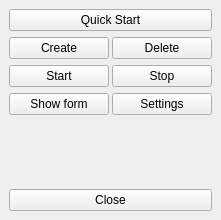
This is src/VMTD/MainWindow.ui in ekushko/qt-vxlan-mtd-old as Qt 5 draws it before an edit. The edited form follows.
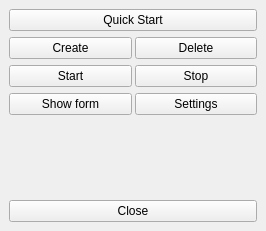
This is the edited form. Icons and pictures are not drawn.

Patch:
```diff
--- a/src/VMTD/MainWindow.ui
+++ b/src/VMTD/MainWindow.ui
@@ -6,8 +6,8 @@
    <rect>
     <x>0</x>
     <y>0</y>
-    <width>221</width>
-    <height>220</height>
+    <width>266</width>
+    <height>231</height>
    </rect>
   </property>
   <property name="windowTitle">
```
